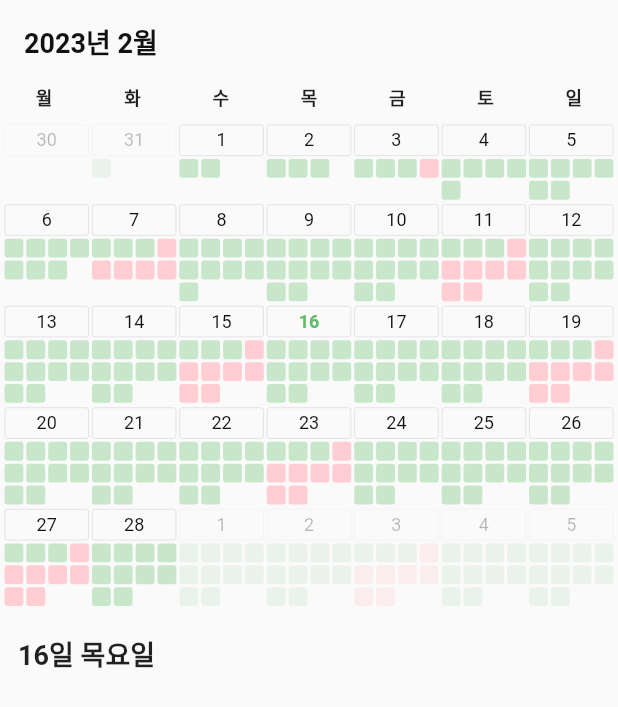
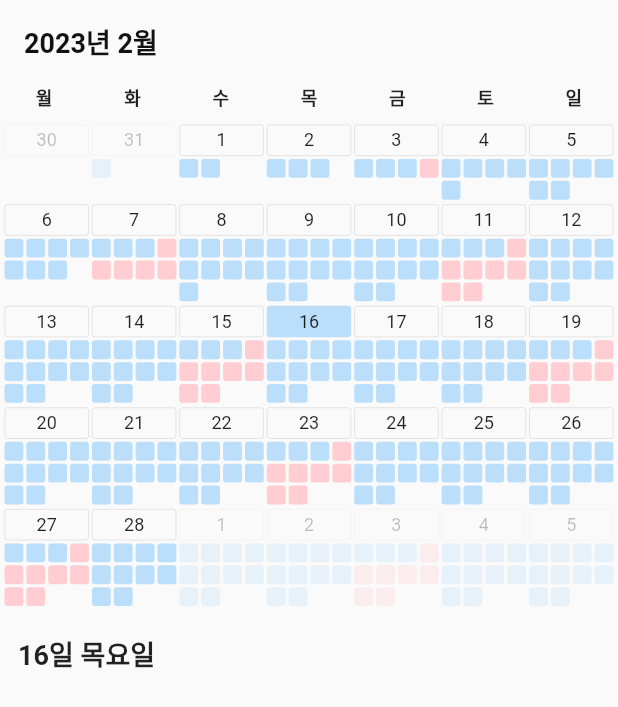
Before and after one commit to oh-jinsu/todo_calendar, a Flutter app: the screen it shows after launch, on a phone screen of 412 x 824 dp. Shown: the top 707 px of the screen. Run offline on Flutter 3.47's test engine with Material 2 defaults, Android fonts, the phone set to English and light mode, and no system bars.

Commit message:
Refactor the widgets

```diff
--- a/lib/pages/home.dart
+++ b/lib/pages/home.dart
@@ -1,8 +1,8 @@
 import 'dart:math';
 
 import 'package:flutter/material.dart';
-import 'package:todo/theme/color.dart';
 import 'package:todo/widgets/calendar.dart';
+import 'package:todo/widgets/calendar_cell.dart';
 import 'package:todo/widgets/calendar_header.dart';
 
 import '../functions/date.dart';
@@ -15,11 +15,11 @@ class HomePage extends StatefulWidget {
 }
 
 class _HomePageState extends State<HomePage> {
-  final year = 2023;
+  int year = 2023;
 
-  final month = 2;
+  int month = 2;
 
-  DateTime selected = DateTime.now().toLocal();
+  DateTime selectedDate = DateTime.now().toLocal();
 
   @override
   Widget build(BuildContext context) {
@@ -37,88 +37,42 @@ class _HomePageState extends State<HomePage> {
       body: Column(
         children: [
           const CalendarHeader(),
-          Padding(
-            padding: const EdgeInsets.symmetric(horizontal: 2.0),
-            child: Flexible(
+          Flexible(
             child: ConstrainedBox(
               constraints: BoxConstraints(
                 maxHeight: MediaQuery.of(context).size.height * 0.4,
               ),
               child: SingleChildScrollView(
+                padding: const EdgeInsets.symmetric(horizontal: 2.0),
                 child: Calendar(
                   year: year,
                   month: month,
                   builder: (date, index) {
-                      return GestureDetector(
+                    return CalendarCell(
+                      date: date,
+                      selectedDate: selectedDate,
                       onTap: () {
                         if (date.month != month) {
                           return;
                         }
 
                         setState(() {
-                            selected = date;
+                          selectedDate = date;
                         });
                       },
-                        child: Container(
-                          padding: const EdgeInsets.all(1.0),
-                          color: Colors.transparent,
-                          child: Column(
-                            crossAxisAlignment: CrossAxisAlignment.stretch,
-                            children: [
-                              Container(
-                                padding: const EdgeInsets.symmetric(
-                                  vertical: 3.0,
-                                ),
-                                decoration: BoxDecoration(
-                                  borderRadius: BorderRadius.circular(2.0),
-                                  border: Border.all(
-                                    color: Theme.of(context).dividerColor,
-                                    width: 0.5,
-                                  ),
-                                ),
-                                child: Center(
-                                  child: Text(
-                                    date.day.toString(),
-                                    style: TextStyle(
-                                      fontSize: 12.0,
-                                      fontWeight: selected.day == date.day
-                                          ? FontWeight.bold
-                                          : FontWeight.normal,
-                                      color: selected.day == date.day
-                                          ? Colors.green[400]
-                                          : ColorTheme.body,
-                                    ),
-                                  ),
-                                ),
-                              ),
-                              const SizedBox(height: 2.0),
-                              GridView.count(
-                                padding: const EdgeInsets.all(0.0),
-                                physics: const NeverScrollableScrollPhysics(),
-                                crossAxisCount: 4,
-                                shrinkWrap: true,
-                                mainAxisSpacing: 2.0,
-                                crossAxisSpacing: 2.0,
                       children: [
                         for (int i = 0; i < min(index, 10); i++)
                           Container(
                             decoration: BoxDecoration(
-                                        borderRadius:
-                                            BorderRadius.circular(2.0),
+                              borderRadius: BorderRadius.circular(2.0),
                               color: i >= 3 && index % 4 == 0
                                   ? Colors.red[100]
-                                            : Colors.green[100],
+                                  : Colors.blue[100],
                             ),
                           )
                       ],
-                              ),
-                              const SizedBox(height: 1.0),
-                            ],
-                          ),
-                        ),
                     );
                   },
-                  ),
                 ),
               ),
             ),
@@ -130,7 +84,7 @@ class _HomePageState extends State<HomePage> {
                 crossAxisAlignment: CrossAxisAlignment.stretch,
                 children: [
                   Text(
-                    "${selected.day.toString()}일 ${formatWeekDay(selected.weekday)}요일",
+                    "${selectedDate.day.toString()}일 ${formatWeekDay(selectedDate.weekday)}요일",
                     style: const TextStyle(
                       fontSize: 18.0,
                       fontWeight: FontWeight.bold,
--- /dev/null
+++ b/lib/widgets/calendar_cell.dart
@@ -0,0 +1,67 @@
+import 'package:flutter/material.dart';
+import 'package:todo/theme/color.dart';
+
+class CalendarCell extends StatelessWidget {
+  final DateTime date;
+  final DateTime? selectedDate;
+  final void Function()? onTap;
+  final List<Widget> children;
+
+  const CalendarCell({
+    super.key,
+    required this.date,
+    this.selectedDate,
+    this.onTap,
+    this.children = const [],
+  });
+
+  @override
+  Widget build(BuildContext context) {
+    return GestureDetector(
+      onTap: onTap,
+      child: Container(
+        padding: const EdgeInsets.all(1.0),
+        color: Colors.transparent,
+        child: Column(
+          crossAxisAlignment: CrossAxisAlignment.stretch,
+          children: [
+            Container(
+              padding: const EdgeInsets.symmetric(
+                vertical: 3.0,
+              ),
+              decoration: BoxDecoration(
+                color: selectedDate?.day == date.day ? Colors.blue[100] : null,
+                borderRadius: BorderRadius.circular(2.0),
+                border: Border.all(
+                  color: selectedDate?.day == date.day
+                      ? Colors.transparent
+                      : Theme.of(context).dividerColor,
+                  width: 0.5,
+                ),
+              ),
+              child: Center(
+                child: Text(
+                  date.day.toString(),
+                  style: const TextStyle(
+                    fontSize: 12.0,
+                  ),
+                ),
+              ),
+            ),
+            const SizedBox(height: 2.0),
+            GridView.count(
+              padding: const EdgeInsets.all(0.0),
+              physics: const NeverScrollableScrollPhysics(),
+              crossAxisCount: 4,
+              shrinkWrap: true,
+              mainAxisSpacing: 2.0,
+              crossAxisSpacing: 2.0,
+              children: children,
+            ),
+            const SizedBox(height: 1.0),
+          ],
+        ),
+      ),
+    );
+  }
+}
```
Lines whose indentation alone changed are shown as unchanged.
